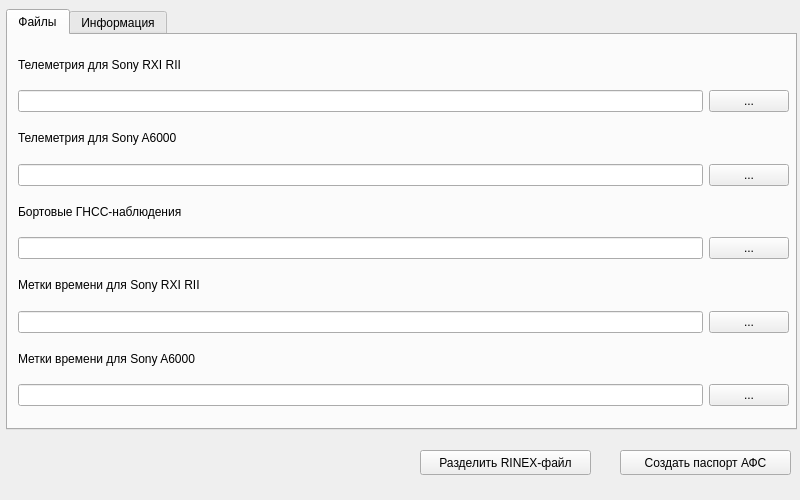
yixellet/uas_preprocessing, file main_window.ui: the form before one commit.
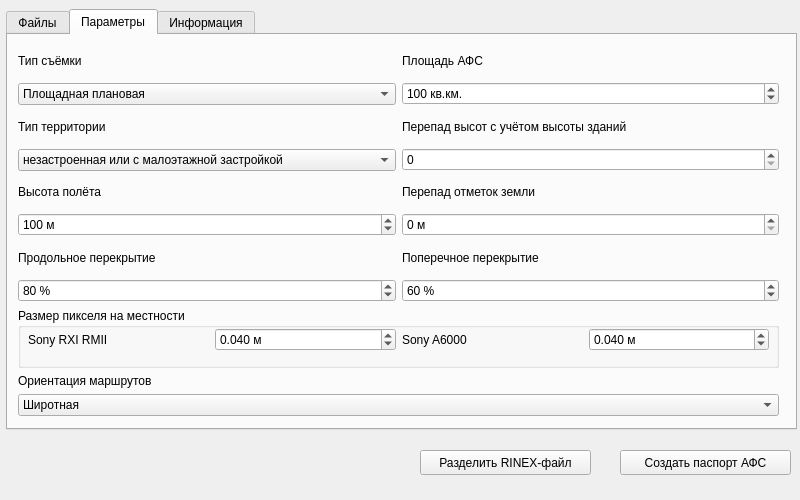
The form after the commit. The open tabs and pages were chosen to show the change.

```diff
--- a/main_window.ui
+++ b/main_window.ui
@@ -37,26 +37,98 @@
      </rect>
     </property>
     <property name="currentIndex">
-     <number>0</number>
+     <number>2</number>
     </property>
-    <widget class="QWidget" name="tab">
+    <widget class="QWidget" name="files">
      <attribute name="title">
       <string>Файлы</string>
      </attribute>
-     <widget class="QWidget" name="verticalLayoutWidget_3">
+     <widget class="QWidget" name="layoutWidget">
+      <property name="geometry">
+       <rect>
+        <x>10</x>
+        <y>210</y>
+        <width>769</width>
+        <height>71</height>
+       </rect>
+      </property>
+      <layout class="QVBoxLayout" name="verticalLayout_4">
+       <item>
+        <widget class="QLabel" name="label_3">
+         <property name="text">
+          <string>Бортовые ГНСС-наблюдения</string>
+         </property>
+        </widget>
+       </item>
+       <item>
+        <layout class="QHBoxLayout" name="horizontalLayout_3">
+         <item>
+          <widget class="QLineEdit" name="rinexFilename"/>
+         </item>
+         <item>
+          <widget class="QPushButton" name="rinexBrowse">
+           <property name="text">
+            <string>...</string>
+           </property>
+          </widget>
+         </item>
+        </layout>
+       </item>
+      </layout>
+     </widget>
+     <widget class="QGroupBox" name="groupBox">
       <property name="geometry">
        <rect>
         <x>10</x>
         <y>10</y>
         <width>771</width>
-        <height>361</height>
+        <height>181</height>
        </rect>
       </property>
-      <layout class="QVBoxLayout" name="verticalLayout_3">
+      <property name="font">
+       <font>
+        <weight>75</weight>
+        <bold>true</bold>
+       </font>
+      </property>
+      <property name="title">
+       <string>Отметьте камеры, использованные при съёмке</string>
+      </property>
+      <widget class="QWidget" name="horizontalLayoutWidget_2">
+       <property name="geometry">
+        <rect>
+         <x>8</x>
+         <y>20</y>
+         <width>751</width>
+         <height>141</height>
+        </rect>
+       </property>
+       <layout class="QHBoxLayout" name="horizontalLayout_7">
+        <item>
+         <layout class="QVBoxLayout" name="verticalLayout_26">
+          <item>
+           <widget class="QCheckBox" name="RXCheckBox">
+            <property name="font">
+             <font>
+              <weight>50</weight>
+              <bold>false</bold>
+             </font>
+            </property>
+            <property name="text">
+             <string>Sony RXI RMII</string>
+            </property>
+           </widget>
+          </item>
        <item>
         <layout class="QVBoxLayout" name="verticalLayout">
          <item>
           <widget class="QLabel" name="label">
+              <property name="font">
+               <font>
+                <weight>50</weight>
+                <bold>false</bold>
+               </font>
+              </property>
            <property name="text">
             <string>Телеметрия для Sony RXI RII</string>
            </property>
@@ -78,60 +150,16 @@
          </item>
         </layout>
        </item>
-       <item>
-        <layout class="QVBoxLayout" name="verticalLayout_2">
-         <item>
-          <widget class="QLabel" name="label_2">
-           <property name="text">
-            <string>Телеметрия для Sony A6000</string>
-           </property>
-          </widget>
-         </item>
-         <item>
-          <layout class="QHBoxLayout" name="horizontalLayout_2">
-           <item>
-            <widget class="QLineEdit" name="a6000TelemetryFilename"/>
-           </item>
-           <item>
-            <widget class="QPushButton" name="a6000TelemetryBrowse">
-             <property name="text">
-              <string>...</string>
-             </property>
-            </widget>
-           </item>
-          </layout>
-         </item>
-        </layout>
-       </item>
-       <item>
-        <layout class="QVBoxLayout" name="verticalLayout_4">
-         <item>
-          <widget class="QLabel" name="label_3">
-           <property name="text">
-            <string>Бортовые ГНСС-наблюдения</string>
-           </property>
-          </widget>
-         </item>
-         <item>
-          <layout class="QHBoxLayout" name="horizontalLayout_3">
-           <item>
-            <widget class="QLineEdit" name="rinexFilename"/>
-           </item>
-           <item>
-            <widget class="QPushButton" name="rinexBrowse">
-             <property name="text">
-              <string>...</string>
-             </property>
-            </widget>
-           </item>
-          </layout>
-         </item>
-        </layout>
-       </item>
        <item>
         <layout class="QVBoxLayout" name="verticalLayout_5">
          <item>
           <widget class="QLabel" name="label_4">
+              <property name="font">
+               <font>
+                <weight>50</weight>
+                <bold>false</bold>
+               </font>
+              </property>
            <property name="text">
             <string>Метки времени для Sony RXI RII</string>
            </property>
@@ -153,10 +181,64 @@
          </item>
         </layout>
        </item>
+         </layout>
+        </item>
+        <item>
+         <layout class="QVBoxLayout" name="verticalLayout_27">
+          <item>
+           <widget class="QCheckBox" name="A6CheckBox">
+            <property name="font">
+             <font>
+              <weight>50</weight>
+              <bold>false</bold>
+             </font>
+            </property>
+            <property name="text">
+             <string>Sony A6000</string>
+            </property>
+           </widget>
+          </item>
+          <item>
+           <layout class="QVBoxLayout" name="verticalLayout_2">
+            <item>
+             <widget class="QLabel" name="label_2">
+              <property name="font">
+               <font>
+                <weight>50</weight>
+                <bold>false</bold>
+               </font>
+              </property>
+              <property name="text">
+               <string>Телеметрия для Sony A6000</string>
+              </property>
+             </widget>
+            </item>
+            <item>
+             <layout class="QHBoxLayout" name="horizontalLayout_2">
+              <item>
+               <widget class="QLineEdit" name="a6000TelemetryFilename"/>
+              </item>
+              <item>
+               <widget class="QPushButton" name="a6000TelemetryBrowse">
+                <property name="text">
+                 <string>...</string>
+                </property>
+               </widget>
+              </item>
+             </layout>
+            </item>
+           </layout>
+          </item>
        <item>
         <layout class="QVBoxLayout" name="verticalLayout_6">
          <item>
           <widget class="QLabel" name="label_5">
+              <property name="font">
+               <font>
+                <weight>50</weight>
+                <bold>false</bold>
+               </font>
+              </property>
            <property name="text">
             <string>Метки времени для Sony A6000</string>
            </property>
@@ -179,40 +261,355 @@
         </layout>
        </item>
       </layout>
-     </widget>
-    </widget>
-    <widget class="QWidget" name="tab_2">
+        </item>
+       </layout>
+      </widget>
+     </widget>
+    </widget>
+    <widget class="QWidget" name="settings">
+     <attribute name="title">
+      <string>Параметры</string>
+     </attribute>
+     <widget class="QWidget" name="verticalLayoutWidget_2">
+      <property name="geometry">
+       <rect>
+        <x>10</x>
+        <y>10</y>
+        <width>761</width>
+        <height>371</height>
+       </rect>
+      </property>
+      <layout class="QVBoxLayout" name="verticalLayout_22">
+       <item>
+        <layout class="QHBoxLayout" name="horizontalLayout_9">
+         <item>
+          <layout class="QVBoxLayout" name="verticalLayout_10">
+           <item>
+            <widget class="QLabel" name="label_11">
+             <property name="text">
+              <string>Тип съёмки</string>
+             </property>
+            </widget>
+           </item>
+           <item>
+            <widget class="QComboBox" name="afsType">
+             <item>
+              <property name="text">
+               <string>Площадная плановая</string>
+              </property>
+             </item>
+             <item>
+              <property name="text">
+               <string>Линейная плановая</string>
+              </property>
+             </item>
+             <item>
+              <property name="text">
+               <string>Площадная перспективная</string>
+              </property>
+             </item>
+             <item>
+              <property name="text">
+               <string>Линейная перспективная</string>
+              </property>
+             </item>
+            </widget>
+           </item>
+          </layout>
+         </item>
+         <item>
+          <layout class="QVBoxLayout" name="verticalLayout_3">
+           <item>
+            <widget class="QLabel" name="label_22">
+             <property name="text">
+              <string>Площадь АФС</string>
+             </property>
+            </widget>
+           </item>
+           <item>
+            <widget class="QSpinBox" name="areaLength">
+             <property name="suffix">
+              <string> кв.км.</string>
+             </property>
+             <property name="maximum">
+              <number>10000</number>
+             </property>
+             <property name="value">
+              <number>100</number>
+             </property>
+            </widget>
+           </item>
+          </layout>
+         </item>
+        </layout>
+       </item>
+       <item>
+        <layout class="QHBoxLayout" name="horizontalLayout_10">
+         <item>
+          <layout class="QVBoxLayout" name="verticalLayout_16">
+           <item>
+            <widget class="QLabel" name="label_12">
+             <property name="text">
+              <string>Тип территории</string>
+             </property>
+            </widget>
+           </item>
+           <item>
+            <widget class="QComboBox" name="territoryType">
+             <item>
+              <property name="text">
+               <string>незастроенная или с малоэтажной застройкой</string>
+              </property>
+             </item>
+             <item>
+              <property name="text">
+               <string>с многоэтажной застройкой</string>
+              </property>
+             </item>
+            </widget>
+           </item>
+          </layout>
+         </item>
+         <item>
+          <layout class="QVBoxLayout" name="verticalLayout_37">
+           <item>
+            <widget class="QLabel" name="label_30">
+             <property name="text">
+              <string>Перепад высот с учётом высоты зданий</string>
+             </property>
+            </widget>
+           </item>
+           <item>
+            <widget class="QSpinBox" name="heightRangeBuild"/>
+           </item>
+          </layout>
+         </item>
+        </layout>
+       </item>
+       <item>
+        <layout class="QHBoxLayout" name="horizontalLayout_14">
+         <item>
+          <layout class="QVBoxLayout" name="verticalLayout_11">
+           <item>
+            <widget class="QLabel" name="label_14">
+             <property name="text">
+              <string>Высота полёта</string>
+             </property>
+            </widget>
+           </item>
+           <item>
+            <widget class="QSpinBox" name="altitude">
+             <property name="suffix">
+              <string> м</string>
+             </property>
+             <property name="maximum">
+              <number>10000</number>
+             </property>
+             <property name="value">
+              <number>100</number>
+             </property>
+            </widget>
+           </item>
+          </layout>
+         </item>
+         <item>
+          <layout class="QVBoxLayout" name="verticalLayout_29">
+           <item>
+            <widget class="QLabel" name="label_23">
+             <property name="text">
+              <string>Перепад отметок земли</string>
+             </property>
+            </widget>
+           </item>
+           <item>
+            <widget class="QSpinBox" name="heightRange">
+             <property name="suffix">
+              <string> м</string>
+             </property>
+            </widget>
+           </item>
+          </layout>
+         </item>
+        </layout>
+       </item>
+       <item>
+        <layout class="QHBoxLayout" name="horizontalLayout_15">
+         <item>
+          <layout class="QVBoxLayout" name="verticalLayout_21">
+           <item>
+            <widget class="QLabel" name="label_19">
+             <property name="text">
+              <string>Продольное перекрытие</string>
+             </property>
+            </widget>
+           </item>
+           <item>
+            <widget class="QSpinBox" name="lineOverlap">
+             <property name="suffix">
+              <string> %</string>
+             </property>
+             <property name="maximum">
+              <number>100</number>
+             </property>
+             <property name="value">
+              <number>80</number>
+             </property>
+            </widget>
+           </item>
+          </layout>
+         </item>
+         <item>
+          <layout class="QVBoxLayout" name="verticalLayout_30">
+           <item>
+            <widget class="QLabel" name="label_24">
+             <property name="text">
+              <string>Поперечное перекрытие</string>
+             </property>
+            </widget>
+           </item>
+           <item>
+            <widget class="QSpinBox" name="sideOverlap">
+             <property name="suffix">
+              <string> %</string>
+             </property>
+             <property name="value">
+              <number>60</number>
+             </property>
+            </widget>
+           </item>
+          </layout>
+         </item>
+        </layout>
+       </item>
+       <item>
+        <widget class="QGroupBox" name="groupBox_3">
+         <property name="title">
+          <string>Размер пикселя на местности</string>
+         </property>
+         <widget class="QWidget" name="">
+          <property name="geometry">
+           <rect>
+            <x>10</x>
+            <y>10</y>
+            <width>741</width>
+            <height>43</height>
+           </rect>
+          </property>
+          <layout class="QHBoxLayout" name="horizontalLayout_11">
+           <item>
+            <layout class="QHBoxLayout" name="horizontalLayout_12">
+             <item>
+              <widget class="QLabel" name="label_15">
+               <property name="text">
+                <string>Sony RXI RMII</string>
+               </property>
+              </widget>
+             </item>
+             <item>
+              <widget class="QDoubleSpinBox" name="gpsRX">
+               <property name="suffix">
+                <string> м</string>
+               </property>
+               <property name="decimals">
+                <number>3</number>
+               </property>
+               <property name="singleStep">
+                <double>0.010000000000000</double>
+               </property>
+               <property name="value">
+                <double>0.040000000000000</double>
+               </property>
+              </widget>
+             </item>
+            </layout>
+           </item>
+           <item>
+            <layout class="QHBoxLayout" name="horizontalLayout_13">
+             <item>
+              <widget class="QLabel" name="label_18">
+               <property name="text">
+                <string>Sony A6000</string>
+               </property>
+              </widget>
+             </item>
+             <item>
+              <widget class="QDoubleSpinBox" name="gpsA6">
+               <property name="suffix">
+                <string> м</string>
+               </property>
+               <property name="decimals">
+                <number>3</number>
+               </property>
+               <property name="singleStep">
+                <double>0.010000000000000</double>
+               </property>
+               <property name="value">
+                <double>0.040000000000000</double>
+               </property>
+              </widget>
+             </item>
+            </layout>
+           </item>
+          </layout>
+         </widget>
+        </widget>
+       </item>
+       <item>
+        <layout class="QHBoxLayout" name="horizontalLayout_8">
+         <item>
+          <layout class="QVBoxLayout" name="verticalLayout_15">
+           <item>
+            <widget class="QLabel" name="label_20">
+             <property name="text">
+              <string>Ориентация маршрутов</string>
+             </property>
+            </widget>
+           </item>
+           <item>
+            <widget class="QComboBox" name="afsType_2">
+             <item>
+              <property name="text">
+               <string>Широтная</string>
+              </property>
+             </item>
+             <item>
+              <property name="text">
+               <string>Меридианальная</string>
+              </property>
+             </item>
+             <item>
+              <property name="text">
+               <string>Оптимизированная</string>
+              </property>
+             </item>
+             <item>
+              <property name="text">
+               <string>Вдоль оси АФС</string>
+              </property>
+             </item>
+            </widget>
+           </item>
+          </layout>
+         </item>
+         <item>
+          <layout class="QVBoxLayout" name="verticalLayout_23"/>
+         </item>
+        </layout>
+       </item>
+      </layout>
+     </widget>
+    </widget>
+    <widget class="QWidget" name="info">
      <attribute name="title">
       <string>Информация</string>
      </attribute>
-     <widget class="QScrollArea" name="scrollArea">
-      <property name="geometry">
-       <rect>
-        <x>0</x>
-        <y>0</y>
-        <width>781</width>
-        <height>391</height>
-       </rect>
-      </property>
-      <property name="widgetResizable">
-       <bool>true</bool>
-      </property>
-      <widget class="QWidget" name="scrollAreaWidgetContents">
-       <property name="geometry">
-        <rect>
-         <x>0</x>
-         <y>0</y>
-         <width>779</width>
-         <height>389</height>
-        </rect>
-       </property>
        <widget class="QWidget" name="horizontalLayoutWidget">
         <property name="geometry">
          <rect>
           <x>10</x>
           <y>10</y>
           <width>761</width>
-          <height>374</height>
+        <height>111</height>
          </rect>
         </property>
         <layout class="QHBoxLayout" name="horizontalLayout_6">
@@ -228,7 +625,7 @@
               </widget>
              </item>
              <item>
-              <widget class="QLineEdit" name="objectNameLineEdit"/>
+            <widget class="QLineEdit" name="objectName"/>
              </item>
             </layout>
            </item>
@@ -242,91 +639,7 @@
               </widget>
              </item>
              <item>
-              <widget class="QLineEdit" name="lineEdit_3"/>
-             </item>
-            </layout>
-           </item>
-           <item>
-            <layout class="QVBoxLayout" name="verticalLayout_19">
-             <item>
-              <widget class="QLabel" name="label_16">
-               <property name="text">
-                <string>Исполнитель АФС (должность)</string>
-               </property>
-              </widget>
-             </item>
-             <item>
-              <widget class="QLineEdit" name="lineEdit_5"/>
-             </item>
-            </layout>
-           </item>
-           <item>
-            <layout class="QVBoxLayout" name="verticalLayout_12">
-             <item>
-              <widget class="QLabel" name="label_10">
-               <property name="text">
-                <string>Ответственный за технический контроль (должность)</string>
-               </property>
-              </widget>
-             </item>
-             <item>
-              <widget class="QLineEdit" name="lineEdit_7"/>
-             </item>
-            </layout>
-           </item>
-           <item>
-            <layout class="QVBoxLayout" name="verticalLayout_11">
-             <item>
-              <widget class="QLabel" name="label_11">
-               <property name="text">
-                <string>Фотокамера</string>
-               </property>
-              </widget>
-             </item>
-             <item>
-              <widget class="QComboBox" name="cameraComboBox"/>
-             </item>
-            </layout>
-           </item>
-           <item>
-            <layout class="QVBoxLayout" name="verticalLayout_21">
-             <item>
-              <widget class="QLabel" name="label_18">
-               <property name="text">
-                <string>TextLabel</string>
-               </property>
-              </widget>
-             </item>
-             <item>
-              <widget class="QLineEdit" name="lineEdit_9"/>
-             </item>
-            </layout>
-           </item>
-           <item>
-            <layout class="QVBoxLayout" name="verticalLayout_24">
-             <item>
-              <widget class="QLabel" name="label_20">
-               <property name="text">
-                <string>TextLabel</string>
-               </property>
-              </widget>
-             </item>
-             <item>
-              <widget class="QLineEdit" name="lineEdit_10"/>
-             </item>
-            </layout>
-           </item>
-           <item>
-            <layout class="QVBoxLayout" name="verticalLayout_10">
-             <item>
-              <widget class="QLabel" name="label_12">
-               <property name="text">
-                <string>TextLabel</string>
-               </property>
-              </widget>
-             </item>
-             <item>
-              <widget class="QLineEdit" name="lineEdit_11"/>
+            <widget class="QLineEdit" name="customer"/>
              </item>
             </layout>
            </item>
@@ -344,7 +657,7 @@
               </widget>
              </item>
              <item>
-              <widget class="QLineEdit" name="surveySiteLineEdit"/>
+            <widget class="QLineEdit" name="surveySite"/>
              </item>
             </layout>
            </item>
@@ -358,7 +671,47 @@
               </widget>
              </item>
              <item>
-              <widget class="QLineEdit" name="lineEdit_4"/>
+            <widget class="QLineEdit" name="doc"/>
+           </item>
+          </layout>
+         </item>
+        </layout>
+       </item>
+      </layout>
+     </widget>
+     <widget class="QGroupBox" name="groupBox_2">
+      <property name="geometry">
+       <rect>
+        <x>10</x>
+        <y>220</y>
+        <width>381</width>
+        <height>111</height>
+       </rect>
+      </property>
+      <property name="title">
+       <string>Исполнитель АФС</string>
+      </property>
+      <widget class="QWidget" name="verticalLayoutWidget_4">
+       <property name="geometry">
+        <rect>
+         <x>10</x>
+         <y>20</y>
+         <width>361</width>
+         <height>90</height>
+        </rect>
+       </property>
+       <layout class="QVBoxLayout" name="verticalLayout_24">
+        <item>
+         <layout class="QVBoxLayout" name="verticalLayout_19">
+          <item>
+           <widget class="QLabel" name="label_16">
+            <property name="text">
+             <string>Должность</string>
+            </property>
+           </widget>
+          </item>
+          <item>
+           <widget class="QLineEdit" name="realizerPosition"/>
              </item>
             </layout>
            </item>
@@ -367,77 +720,69 @@
              <item>
               <widget class="QLabel" name="label_17">
                <property name="text">
-                <string>Исполнитель АФС (ФИО)</string>
+             <string>ФИО</string>
                </property>
               </widget>
              </item>
              <item>
-              <widget class="QLineEdit" name="lineEdit_6"/>
-             </item>
-            </layout>
+           <widget class="QLineEdit" name="realizerName"/>
+          </item>
+         </layout>
+        </item>
+       </layout>
+      </widget>
+     </widget>
+     <widget class="QGroupBox" name="groupBox_4">
+      <property name="geometry">
+       <rect>
+        <x>400</x>
+        <y>220</y>
+        <width>371</width>
+        <height>111</height>
+       </rect>
+      </property>
+      <property name="title">
+       <string>Технический контроль</string>
+      </property>
+      <widget class="QWidget" name="verticalLayoutWidget_5">
+       <property name="geometry">
+        <rect>
+         <x>10</x>
+         <y>20</y>
+         <width>351</width>
+         <height>90</height>
+        </rect>
+       </property>
+       <layout class="QVBoxLayout" name="verticalLayout_25">
+        <item>
+         <layout class="QVBoxLayout" name="verticalLayout_12">
+          <item>
+           <widget class="QLabel" name="label_10">
+            <property name="text">
+             <string>Должность</string>
+            </property>
+           </widget>
+          </item>
+          <item>
+           <widget class="QLineEdit" name="controllerPosition"/>
            </item>
            <item>
             <layout class="QVBoxLayout" name="verticalLayout_17">
              <item>
               <widget class="QLabel" name="label_13">
                <property name="text">
-                <string>Ответственный за технический контроль (ФИО)</string>
+               <string>ФИО</string>
                </property>
               </widget>
              </item>
              <item>
-              <widget class="QLineEdit" name="lineEdit_8"/>
+             <widget class="QLineEdit" name="controllerName"/>
              </item>
             </layout>
            </item>
-           <item>
-            <layout class="QVBoxLayout" name="verticalLayout_16">
-             <item>
-              <widget class="QLabel" name="label_14">
-               <property name="text">
-                <string>TextLabel</string>
-               </property>
-              </widget>
-             </item>
-            </layout>
-           </item>
-           <item>
-            <layout class="QVBoxLayout" name="verticalLayout_23">
-             <item>
-              <widget class="QLabel" name="label_21">
-               <property name="text">
-                <string>TextLabel</string>
-               </property>
-              </widget>
-             </item>
-            </layout>
-           </item>
-           <item>
-            <layout class="QVBoxLayout" name="verticalLayout_22">
-             <item>
-              <widget class="QLabel" name="label_19">
-               <property name="text">
-                <string>TextLabel</string>
-               </property>
-              </widget>
-             </item>
-            </layout>
-           </item>
-           <item>
-            <layout class="QVBoxLayout" name="verticalLayout_15">
-             <item>
-              <widget class="QLabel" name="label_15">
-               <property name="text">
-                <string>TextLabel</string>
-               </property>
-              </widget>
-             </item>
-            </layout>
-           </item>
-          </layout>
-         </item>
-        </layout>
-       </widget>
+         </layout>
+        </item>
+       </layout>
       </widget>
      </widget>
     </widget>
```
Lines whose indentation alone changed are shown as unchanged.
